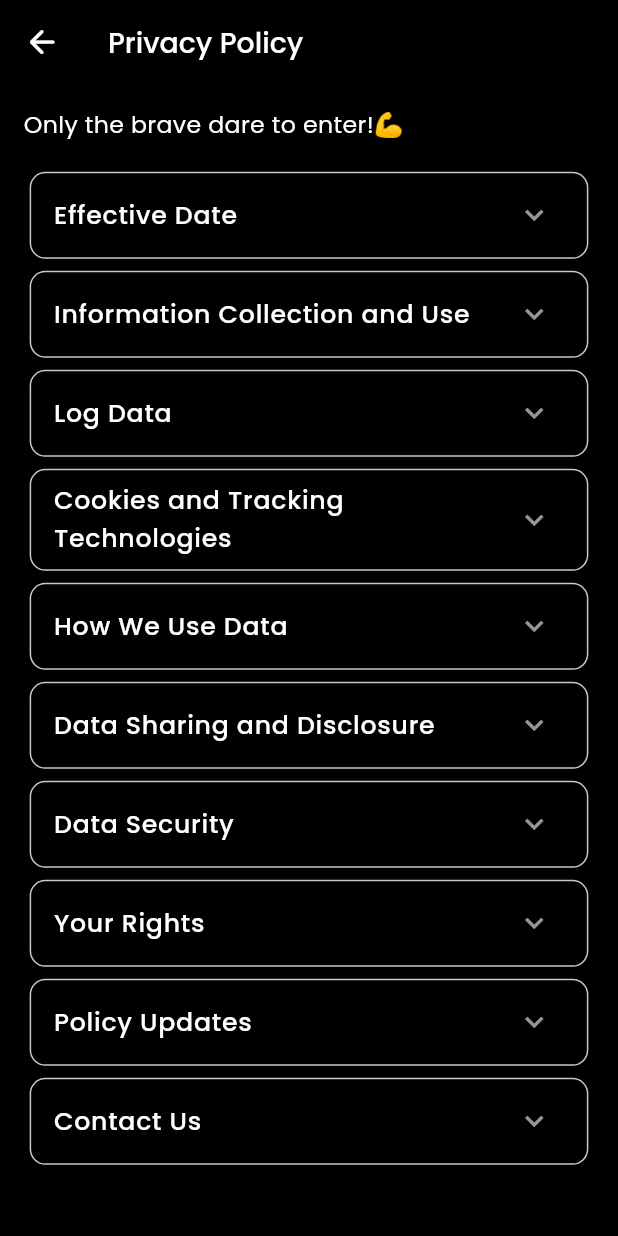
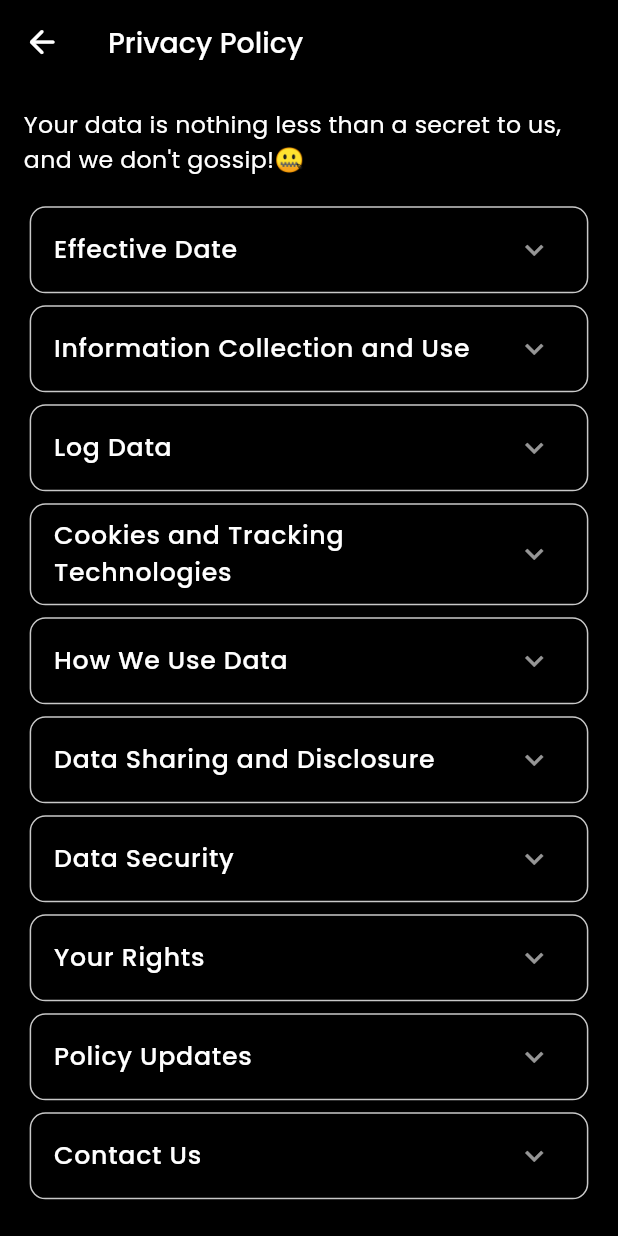
Before and after one commit to SunilBatesar/Our-Talks, a Flutter app: the PrivacyPolicyScreen screen opened by its route, on a phone screen of 412 x 824 dp. Run offline on Flutter 3.47's test engine with Material 3 defaults, Android fonts, the phone set to English and light mode, and no system bars; our stand-ins replace cached_network_image, cloud_firestore, firebase_auth, firebase_core, flutter_screenutil, gap and 9 more; accounts and stored records are empty.

Commit message:
Merge 5:36pm  28/02

```diff
--- a/lib/Res/i18n/language_const.dart
+++ b/lib/Res/i18n/language_const.dart
@@ -127,7 +127,7 @@ class LanguageConst {
   static const String termsContact = "termsContact";
   static const String termsContactDesc = "termsContactDesc";
   // - PRIVACY POLICY
-  static const String privacyPolicyTitle = "privacyPolicyTitle";
+  static const String yourdatanothingsecretgossip = "Yourdatanothingsecretgossip";
   static const String privacyEffectiveDate = "privacyEffectiveDate";
   static const String privacyIntro = "privacyIntro";
   static const String privacyConsent = "privacyConsent";
--- a/lib/Res/i18n/language_type.dart
+++ b/lib/Res/i18n/language_type.dart
@@ -154,7 +154,8 @@ class LanguageType {
     LanguageConst.termsContactDesc:
         "For questions, please contact us at support@our-talks.com. We aim to respond to inquiries within 48 hours.",
     // - PRIVACY POLICY
-    LanguageConst.privacyPolicyTitle: "Privacy Policy",
+    LanguageConst.yourdatanothingsecretgossip:
+        "Your data is nothing less than a secret to us, and we don't gossip!\u{1F910}",
     LanguageConst.privacyEffectiveDate: "Effective Date",
     LanguageConst.privacyIntro:
         "Our-Talks operates the Our-Talks chat application, which provides a seamless and secure messaging service ('Service'). This Privacy Policy informs users about our practices regarding the collection, use, and disclosure of personal information when using our Service.",
@@ -372,7 +373,8 @@ class LanguageType {
         "यदि आपके कोई प्रश्न हैं, तो कृपया हमसे support@our-talks.com पर संपर्क करें। हम 48 घंटे के भीतर उत्तर देने का प्रयास करेंगे।",
     // ==**==
     // - PRIVACY POLICY
-    LanguageConst.privacyPolicyTitle: "गोपनीयता नीति",
+    LanguageConst.yourdatanothingsecretgossip:
+        "आपका डेटा हमारे लिए किसी राज़ से कम नहीं, और हम इसे लेकर गॉसिप नहीं करते!\u{1F910}",
     LanguageConst.privacyEffectiveDate: "प्रभावी तिथि",
     LanguageConst.privacyIntro:
         "Our-Talks, Our-Talks चैट एप्लिकेशन संचालित करता है, जो एक सहज और सुरक्षित मैसेजिंग सेवा ('सेवा') प्रदान करता है। यह गोपनीयता नीति उपयोगकर्ताओं को हमारी जानकारी संग्रह, उपयोग और प्रकटीकरण प्रक्रियाओं के बारे में सूचित करती है।",
--- a/lib/Views/NavBar/Account/Account_Setting/privacy_policy_screen.dart
+++ b/lib/Views/NavBar/Account/Account_Setting/privacy_policy_screen.dart
@@ -35,7 +35,7 @@ class _PrivacyPolicyScreenState extends State<PrivacyPolicyScreen> {
               Align(
                   alignment: Alignment.centerLeft,
                   child: HeadingText2(
-                      text: LanguageConst.onlybravedaretoenter.tr)),
+                      text: LanguageConst.yourdatanothingsecretgossip.tr)),
               Gap(15.h),
               Obx(
                 () => ListView.builder(
--- a/lib/Views/NavBar/Account/Account_Setting/terms_and_conditions_screen.dart
+++ b/lib/Views/NavBar/Account/Account_Setting/terms_and_conditions_screen.dart
@@ -13,6 +13,7 @@ class TermsAndConditionsScreen extends StatelessWidget {
 
   @override
   Widget build(BuildContext context) {
+    // TERMS DATA LIST
     final List<TitleAndSubTitleModel> termsList = [
       TitleAndSubTitleModel(
           title: LanguageConst.termsAcceptance.tr,
```
